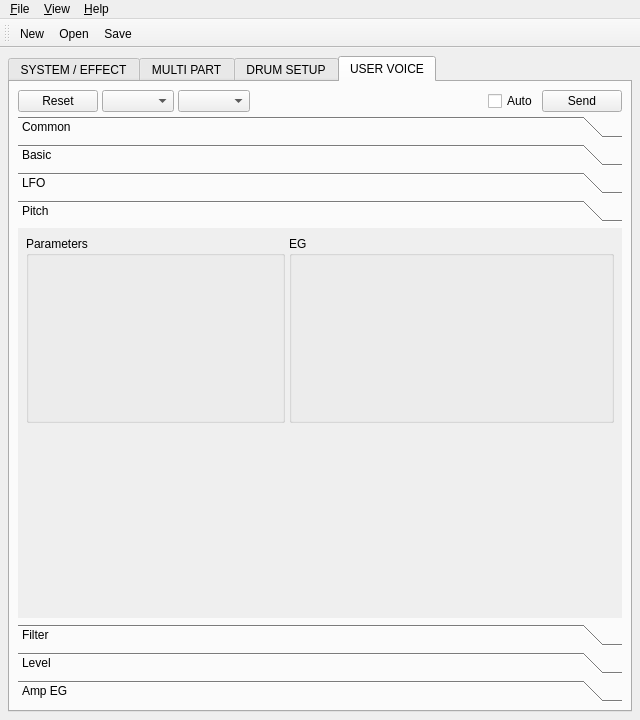
rncbc/qxgedit, file src/qxgeditMainForm.ui: the form before one commit.
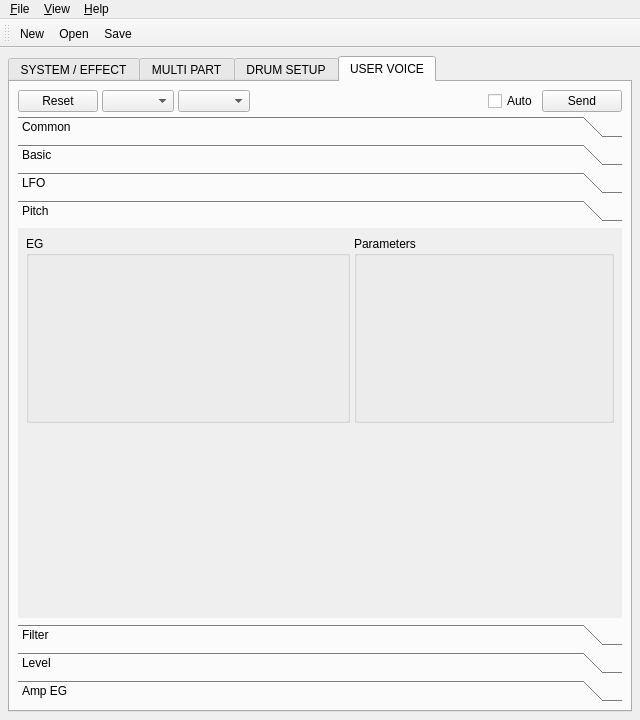
The form after the commit. The open tabs and pages were chosen to show the change. Icons and pictures are not drawn. Custom widgets are drawn as their Qt base class.

Commit message: - More QS300 USER VOICE Tab layout fixing.

The edit to the form file:
```diff
--- a/src/qxgeditMainForm.ui
+++ b/src/qxgeditMainForm.ui
@@ -1529,53 +1529,7 @@
             <string>Pitch</string>
            </attribute>
            <layout class="QGridLayout" >
-            <item row="0" column="0" colspan="4" >
-             <widget class="QGroupBox" name="UservoicePitchParamBox" >
-              <property name="title" >
-               <string>Parameters</string>
-              </property>
-              <layout class="QGridLayout" >
-               <item row="0" column="0" >
-                <widget class="qxgeditDial" name="UservoiceNoteShiftDial" />
-               </item>
-               <item row="0" column="1" >
-                <widget class="qxgeditDial" name="UservoiceDetuneDial" />
-               </item>
-               <item row="0" column="2" >
-                <widget class="qxgeditDial" name="UservoicePitchScalingDial" />
-               </item>
-               <item row="0" column="3" >
-                <widget class="qxgeditDial" name="UservoicePitchCenterDial" />
-               </item>
-               <item row="1" column="0" >
-                <widget class="qxgeditDial" name="UservoicePEGDepthDial" />
-               </item>
-               <item row="1" column="1" >
-                <widget class="qxgeditDial" name="UservoicePEGVelLevelDial" />
-               </item>
-               <item row="1" column="2" >
-                <widget class="qxgeditDial" name="UservoicePEGVelRateDial" />
-               </item>
-               <item row="1" column="3" >
-                <widget class="qxgeditDial" name="UservoicePEGScalingDial" />
-               </item>
-               <item row="2" column="0" colspan="4" >
-                <spacer>
-                 <property name="orientation" >
-                  <enum>Qt::Vertical</enum>
-                 </property>
-                 <property name="sizeHint" >
-                  <size>
-                   <width>20</width>
-                   <height>20</height>
-                  </size>
-                 </property>
-                </spacer>
-               </item>
-              </layout>
-             </widget>
-            </item>
-            <item row="0" column="4" colspan="5" >
+            <item row="0" column="0" colspan="5" >
              <widget class="QGroupBox" name="UservoicePitchEgBox" >
               <property name="title" >
                <string>EG</string>
@@ -1617,7 +1571,53 @@
               </layout>
              </widget>
             </item>
-            <item row="3" column="0" colspan="9" >
+            <item row="0" column="5" colspan="4" >
+             <widget class="QGroupBox" name="UservoicePitchParamBox" >
+              <property name="title" >
+               <string>Parameters</string>
+              </property>
+              <layout class="QGridLayout" >
+               <item row="0" column="0" >
+                <widget class="qxgeditDial" name="UservoiceNoteShiftDial" />
+               </item>
+               <item row="0" column="1" >
+                <widget class="qxgeditDial" name="UservoiceDetuneDial" />
+               </item>
+               <item row="0" column="2" >
+                <widget class="qxgeditDial" name="UservoicePitchScalingDial" />
+               </item>
+               <item row="0" column="3" >
+                <widget class="qxgeditDial" name="UservoicePitchCenterDial" />
+               </item>
+               <item row="1" column="0" >
+                <widget class="qxgeditDial" name="UservoicePEGDepthDial" />
+               </item>
+               <item row="1" column="1" >
+                <widget class="qxgeditDial" name="UservoicePEGVelLevelDial" />
+               </item>
+               <item row="1" column="2" >
+                <widget class="qxgeditDial" name="UservoicePEGVelRateDial" />
+               </item>
+               <item row="1" column="3" >
+                <widget class="qxgeditDial" name="UservoicePEGScalingDial" />
+               </item>
+               <item row="2" column="0" colspan="4" >
+                <spacer>
+                 <property name="orientation" >
+                  <enum>Qt::Vertical</enum>
+                 </property>
+                 <property name="sizeHint" >
+                  <size>
+                   <width>20</width>
+                   <height>20</height>
+                  </size>
+                 </property>
+                </spacer>
+               </item>
+              </layout>
+             </widget>
+            </item>
+            <item row="1" column="0" colspan="9" >
              <spacer>
               <property name="orientation" >
                <enum>Qt::Vertical</enum>
```
Left out of the diff: 18 changed lines with no effect on the pictures. The commit also changes 3 other files.
